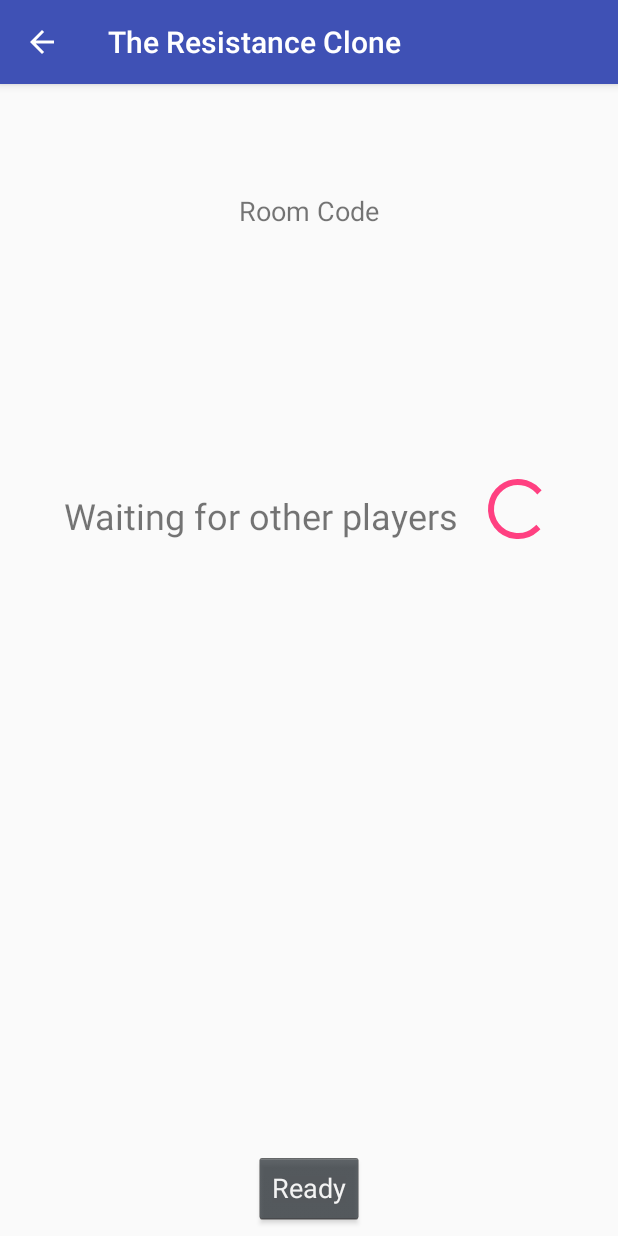
After one commit to the-flatmates/resistance-clone, an Android app: the Wait screen opened directly, with no data from a screen before it, on a phone screen of 412 x 824 dp. The commit adds this screen. Run offline under Robolectric (Android 15) with nearby library versions, the phone set to English and light mode, and no system bars.

Commit message:
Combine host and player wait screens and handle sending bad room codes

```diff
--- a/app/src/main/java/com/flatmates/theresistanceclone/Client.java
+++ b/app/src/main/java/com/flatmates/theresistanceclone/Client.java
@@ -33,7 +33,7 @@ public class Client extends AsyncTask<String, String, String> {
                 out.flush();
             }
             bytesRead = inputStream.read(buffer, 0, 6);
-            byteArrayOutputStream.write(buffer, 0, 6);
+            byteArrayOutputStream.write(buffer, 0, bytesRead);
             response += byteArrayOutputStream.toString("UTF-8");
         } catch (Exception e) {
             e.printStackTrace();
--- /dev/null
+++ b/app/src/main/java/com/flatmates/theresistanceclone/Wait.java
@@ -0,0 +1,47 @@
+package com.flatmates.theresistanceclone;
+
+import android.content.Context;
+import android.content.Intent;
+import android.os.Bundle;
+import android.support.v7.app.AppCompatActivity;
+import android.view.View;
+import android.widget.TextView;
+import android.widget.Toast;
+
+public class Wait extends AppCompatActivity {
+    private String hostname;
+    private int port;
+
+    @Override
+    protected void onCreate(Bundle savedInstanceState) {
+        super.onCreate(savedInstanceState);
+        setContentView(R.layout.activity_wait);
+
+        // Get the Intent that started this activity and extract the string
+        Intent intent = getIntent();
+        String room_code = intent.getStringExtra(HostGame.ROOM_CODE);
+        hostname = intent.getStringExtra(MainActivity.HOSTNAME);
+        port = intent.getIntExtra(MainActivity.PORT, 0);
+
+        // Capture the layout's TextView and set the string as its text
+        TextView textView = findViewById(R.id.tv_room_code);
+        textView.setText(room_code);
+    }
+
+    /**
+     * Called when the user taps the ready button
+     */
+    public void ready(View view) {
+        Client myClient = new Client(hostname, port);
+        String[] params = {"1"};
+        String response = "";
+        try {
+            response = myClient.execute(params).get();
+        } catch (Exception e) {
+            System.out.println(e);
+        }
+        Context context = getApplicationContext();
+        String message = "Ready to start!";
+        Toast.makeText(context, message, Toast.LENGTH_LONG).show();
+    }
+}
--- a/app/src/main/res/layout/activity_join_game.xml
+++ b/app/src/main/res/layout/activity_join_game.xml
@@ -26,6 +26,7 @@
         android:layout_width="wrap_content"
         android:layout_height="wrap_content"
         android:layout_marginBottom="8dp"
+        android:enabled="false"
         android:onClick="submit"
         android:text="@string/submit"
         app:layout_constraintBottom_toBottomOf="parent"
--- a/app/src/main/res/layout/activity_main.xml
+++ b/app/src/main/res/layout/activity_main.xml
@@ -37,6 +37,7 @@
 
     <Button
         android:id="@+id/btn_host_game"
+        style="@android:style/Widget.Holo.Button"
         android:layout_width="0dp"
         android:layout_height="wrap_content"
         android:layout_marginBottom="8dp"
@@ -49,6 +50,7 @@
 
     <Button
         android:id="@+id/btn_join_game"
+        style="@android:style/Widget.Holo.Button"
         android:layout_width="0dp"
         android:layout_height="wrap_content"
         android:layout_marginBottom="8dp"
--- a/app/src/main/res/layout/activity_host_wait.xml
+++ b/app/src/main/res/layout/activity_wait.xml
@@ -4,7 +4,20 @@
     xmlns:tools="http://schemas.android.com/tools"
     android:layout_width="match_parent"
     android:layout_height="match_parent"
-    tools:context="com.flatmates.theresistanceclone.HostWait">
+    tools:context="com.flatmates.theresistanceclone.Wait">
+
+    <Button
+        android:id="@+id/btn_ready"
+        style="@android:style/Widget.Holo.Button"
+        android:layout_width="wrap_content"
+        android:layout_height="wrap_content"
+        android:layout_marginBottom="8dp"
+        android:onClick="ready"
+        android:text="@string/ready"
+        app:layout_constraintBottom_toBottomOf="parent"
+        app:layout_constraintEnd_toEndOf="parent"
+        app:layout_constraintHorizontal_bias="0.5"
+        app:layout_constraintStart_toStartOf="parent" />
 
     <TextView
         android:id="@+id/tv_room_code_title2"
@@ -27,7 +40,7 @@
         android:layout_marginLeft="24dp"
         android:layout_marginRight="8dp"
         android:layout_marginStart="24dp"
-        android:text="@string/host_wait"
+        android:text="@string/wait"
         android:textSize="24sp"
         app:layout_constraintBottom_toBottomOf="parent"
         app:layout_constraintEnd_toStartOf="@+id/pb_host_wait"
--- a/app/src/main/res/values/strings.xml
+++ b/app/src/main/res/values/strings.xml
@@ -1,7 +1,8 @@
 <resources>
     <string name="app_name">The Resistance Clone</string>
     <string name="host_game">Host Game</string>
-    <string name="host_wait">Waiting for other players</string>
+    <string name="wait">Waiting for other players</string>
+    <string name="ready">Ready</string>
     <string name="join_game">Join Game</string>
     <string name="name">Player Name</string>
     <string name="name_hint">Enter Player Name</string>
```
Also changed, not shown: app/src/main/AndroidManifest.xml (+1 -10 lines), app/src/main/java/com/flatmates/theresistanceclone/HostGame.java (+10 -6 lines), app/src/main/java/com/flatmates/theresistanceclone/HostWait.java (deleted, +0 -23 lines), app/src/main/java/com/flatmates/theresistanceclone/JoinGame.java (+70 -9 lines), app/src/main/java/com/flatmates/theresistanceclone/PlayerWait.java (deleted, +0 -13 lines), app/src/main/res/layout/activity_player_wait.xml (deleted, +0 -44 lines).
